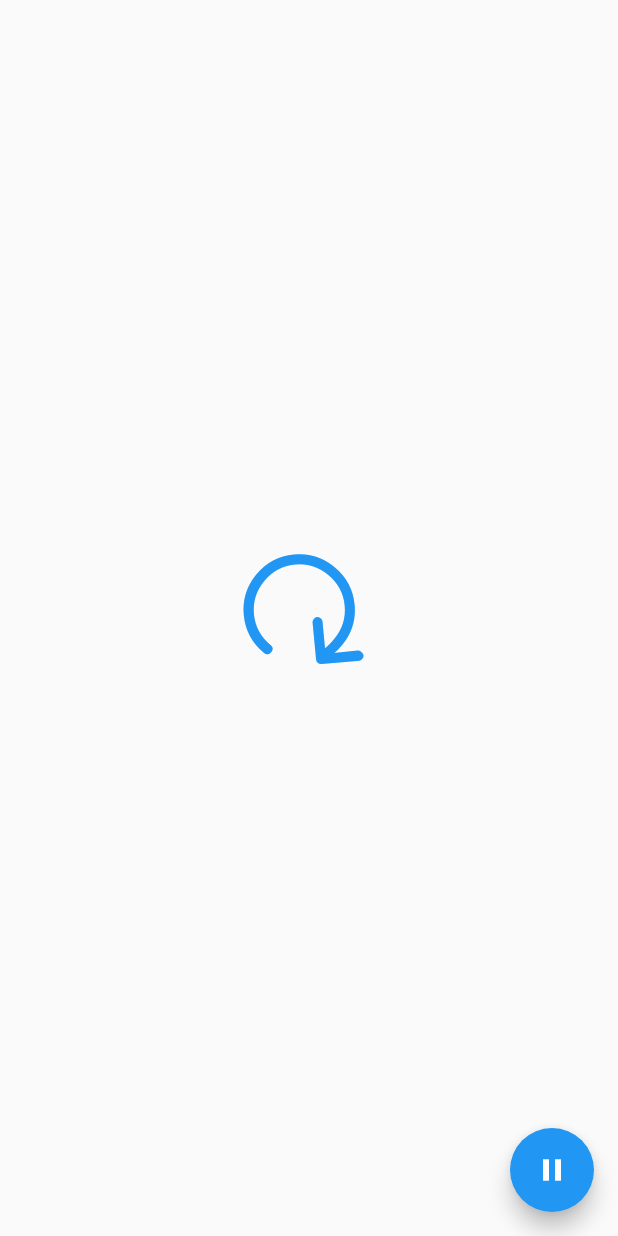
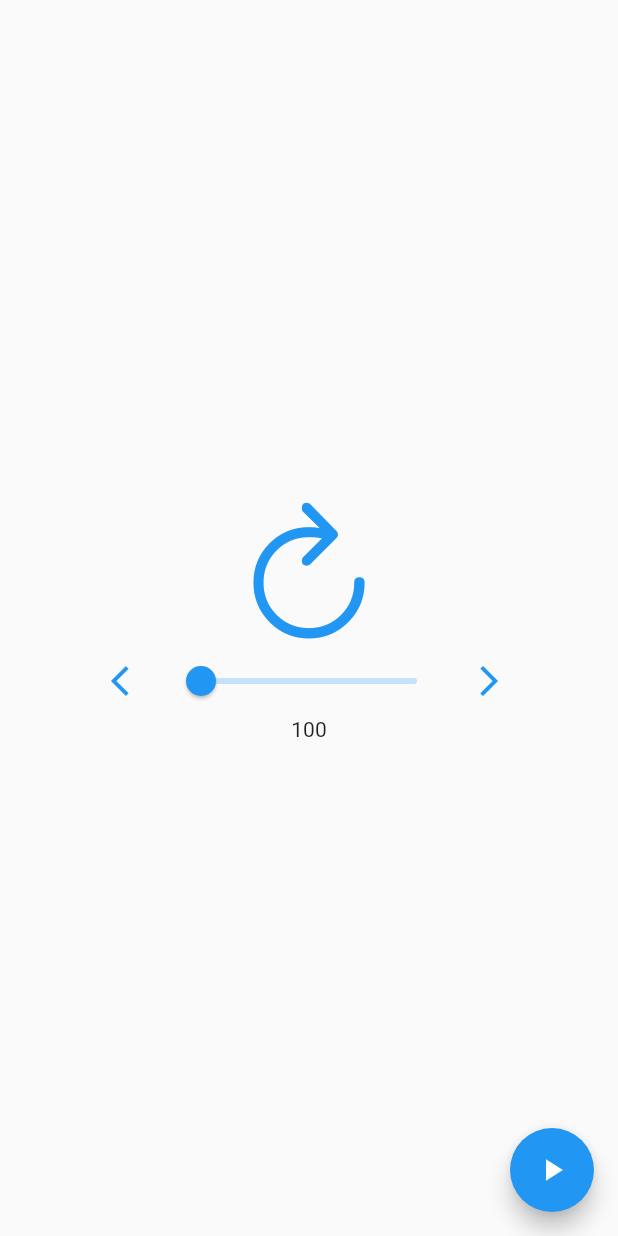
Before and after one commit to javier-elizaga/flutter-madrid-bike, a Flutter app: the ParentRefreshButton screen opened directly, on a phone screen of 412 x 824 dp. Run offline on Flutter 3.47's test engine with Material 2 defaults, Android fonts, the phone set to English and light mode, and no system bars; our stand-ins replace flutter_map, latlong; missing offline and left inert: flutter_location; network calls fail.

Commit message:
Modifies refresh animation

```diff
--- a/lib/main.dart
+++ b/lib/main.dart
@@ -3,9 +3,9 @@ import 'package:flutter/material.dart';
 
 import 'pages/home.dart';
 
-// import 'z/animation_from_parent.dart';
+// import 'x/animation_from_parent.dart';
 
-//void main() => runApp(AnimationFromParent());
+// void main() => runApp(AnimationFromParent());
 
 void main() => runApp(MadridBikeApp());
 
--- a/lib/widget/common/animated_rotation_icon.dart
+++ b/lib/widget/common/animated_rotation_icon.dart
@@ -4,12 +4,22 @@ import 'package:flutter/material.dart';
 
 class AnimatedRotationIcon extends StatefulWidget {
   final Icon icon;
+  final double duration;
   final bool doAnimate;
 
-  AnimatedRotationIcon({this.icon, this.doAnimate, Key key}) : super(key: key);
+  AnimatedRotationIcon({
+    this.icon,
+    this.doAnimate,
+    this.duration = 600.0,
+    Key key,
+  }) : super(key: key);
 
   _AnimatedRotationIconState createState() {
-    return _AnimatedRotationIconState(icon: icon, doAnimate: doAnimate);
+    return _AnimatedRotationIconState(
+      icon: icon,
+      doAnimate: doAnimate,
+      duration: duration,
+    );
   }
 }
 
@@ -17,6 +27,8 @@ class _AnimatedRotationIconState extends State<AnimatedRotationIcon>
     with TickerProviderStateMixin {
   final Icon icon;
   bool doAnimate;
+  double duration;
+
   double _rotation = 0.0;
 
   Animation<double> _animation;
@@ -25,16 +37,20 @@ class _AnimatedRotationIconState extends State<AnimatedRotationIcon>
   _AnimatedRotationIconState({
     this.icon,
     this.doAnimate,
+    this.duration,
   });
 
   @override
   void didUpdateWidget(AnimatedRotationIcon oldWidget) {
     setState(() {
       doAnimate = widget.doAnimate;
+      duration = widget.duration;
     });
+    _controller.duration = Duration(milliseconds: duration.toInt());
     if (doAnimate) {
       _controller.forward(from: 0.0);
     }
+
     super.didUpdateWidget(oldWidget);
   }
 
@@ -42,7 +58,7 @@ class _AnimatedRotationIconState extends State<AnimatedRotationIcon>
   void initState() {
     super.initState();
     _controller = AnimationController(
-      duration: const Duration(milliseconds: 500),
+      duration: Duration(milliseconds: duration.toInt()),
       vsync: this,
     );
     _initAnimation();
@@ -55,10 +71,10 @@ class _AnimatedRotationIconState extends State<AnimatedRotationIcon>
   }
 
   void _initAnimation() {
-    _animation = CurvedAnimation(
-      parent: _controller,
-      curve: Curves.decelerate,
-    )
+    _animation = Tween(
+      begin: 0.0,
+      end: 1.0,
+    ).animate(_controller)
       ..addListener(() {
         setState(() {
           _rotation = _animation.value;
--- /dev/null
+++ b/lib/x/animation_from_parent.dart
@@ -0,0 +1,97 @@
+import 'package:flutter/cupertino.dart';
+import 'package:flutter/material.dart';
+
+import '../widget/common/animated_rotation_icon.dart';
+
+class AnimationFromParent extends StatelessWidget {
+  @override
+  Widget build(BuildContext context) {
+    return MaterialApp(
+      title: 'AnimationFromParent',
+      theme: ThemeData(
+        primarySwatch: Colors.pink,
+      ),
+      home: ParentRefreshButton(),
+    );
+  }
+}
+
+class ParentRefreshButton extends StatefulWidget {
+  @override
+  _ParentRefreshButtonState createState() => _ParentRefreshButtonState();
+}
+
+class _ParentRefreshButtonState extends State<ParentRefreshButton> {
+  bool _doAnimate = false;
+  double duration = 100.0;
+
+  void _toogleAnimation() {
+    setState(() {
+      _doAnimate = !_doAnimate;
+    });
+  }
+
+  _icon(BuildContext context) => Icon(
+        const IconData(
+          0xf49a,
+          fontFamily: CupertinoIcons.iconFont,
+          fontPackage: CupertinoIcons.iconFontPackage,
+        ),
+        size: 100.0,
+        color: Theme.of(context).accentColor,
+      );
+
+  @override
+  Widget build(BuildContext context) {
+    return Scaffold(
+      body: Row(
+        mainAxisAlignment: MainAxisAlignment.center,
+        children: [
+          Column(
+            mainAxisAlignment: MainAxisAlignment.center,
+            children: <Widget>[
+              AnimatedRotationIcon(
+                icon: _icon(context),
+                doAnimate: _doAnimate,
+                duration: duration,
+              ),
+              Row(children: [
+                IconButton(
+                  icon: Icon(Icons.arrow_back_ios),
+                  color: Theme.of(context).primaryColor,
+                  onPressed: () {
+                    setState(() {
+                      duration -= 10;
+                    });
+                  },
+                ),
+                Slider(
+                  min: 100.0,
+                  max: 1000.0,
+                  value: duration,
+                  onChanged: (value) => setState(() {
+                        duration = value;
+                      }),
+                ),
+                IconButton(
+                  icon: Icon(Icons.arrow_forward_ios),
+                  color: Theme.of(context).primaryColor,
+                  onPressed: () {
+                    setState(() {
+                      duration += 10;
+                    });
+                  },
+                ),
+              ]),
+              Text('${duration.toInt()}'),
+            ],
+          ),
+        ],
+      ),
+      floatingActionButton: FloatingActionButton(
+        child: Icon(_doAnimate ? Icons.pause : Icons.play_arrow),
+        onPressed: _toogleAnimation,
+      ),
+    );
+  }
+}
--- a/lib/z/animation_from_parent.dart
+++ /dev/null
@@ -1,56 +0,0 @@
-import 'package:flutter/cupertino.dart';
-import 'package:flutter/material.dart';
-
-import '../widget/common/animated_rotation_icon.dart';
-
-class AnimationFromParent extends StatelessWidget {
-  @override
-  Widget build(BuildContext context) {
-    return MaterialApp(
-      title: 'AnimationFromParent',
-      theme: ThemeData(
-        primarySwatch: Colors.pink,
-      ),
-      home: ParentRefreshButton(),
-    );
-  }
-}
-
-class ParentRefreshButton extends StatefulWidget {
-  @override
-  _ParentRefreshButtonState createState() => _ParentRefreshButtonState();
-}
-
-class _ParentRefreshButtonState extends State<ParentRefreshButton> {
-  bool _doAnimate = true;
-
-  void _toogleAnimation() {
-    setState(() {
-      _doAnimate = !_doAnimate;
-    });
-  }
-
-  _icon(BuildContext context) => Icon(
-        const IconData(
-          0xf49a,
-          fontFamily: CupertinoIcons.iconFont,
-          fontPackage: CupertinoIcons.iconFontPackage,
-        ),
-        size: 100.0,
-        color: Theme.of(context).accentColor,
-      );
-
-  @override
-  Widget build(BuildContext context) {
-    return Scaffold(
-      body: Center(
-        child:
-            AnimatedRotationIcon(icon: _icon(context), doAnimate: _doAnimate),
-      ),
-      floatingActionButton: FloatingActionButton(
-        child: Icon(_doAnimate ? Icons.pause : Icons.play_arrow),
-        onPressed: _toogleAnimation,
-      ),
-    );
-  }
-}
```
Also changed, not shown: lib/pages/home.dart (+8 -6 lines).
